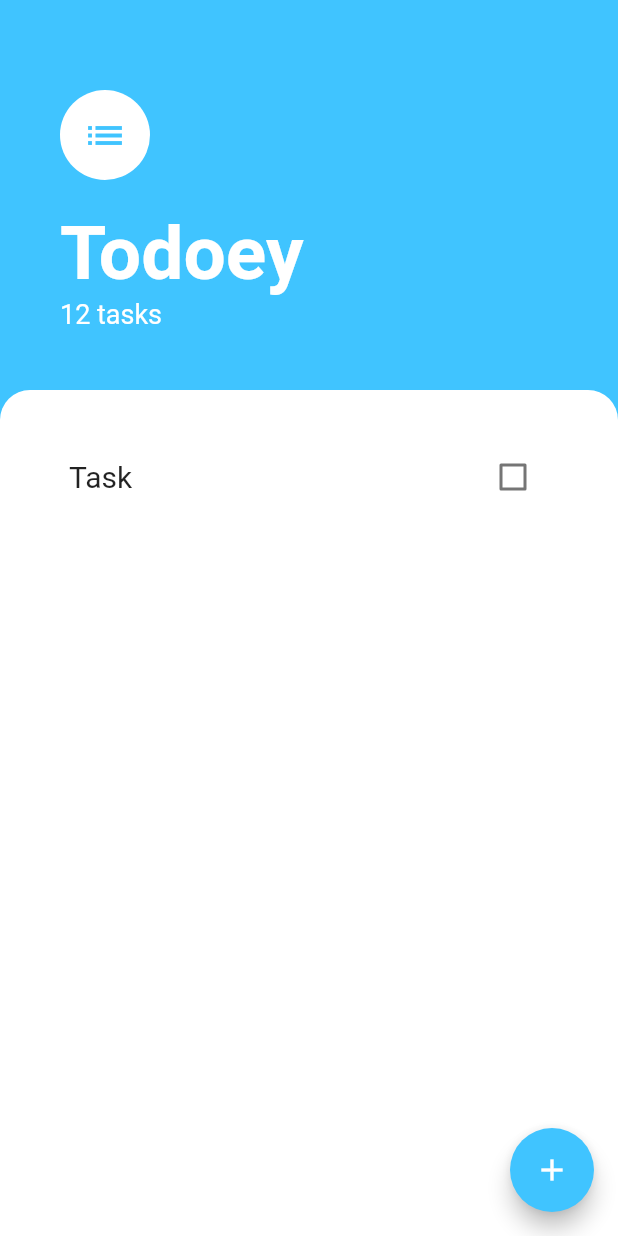
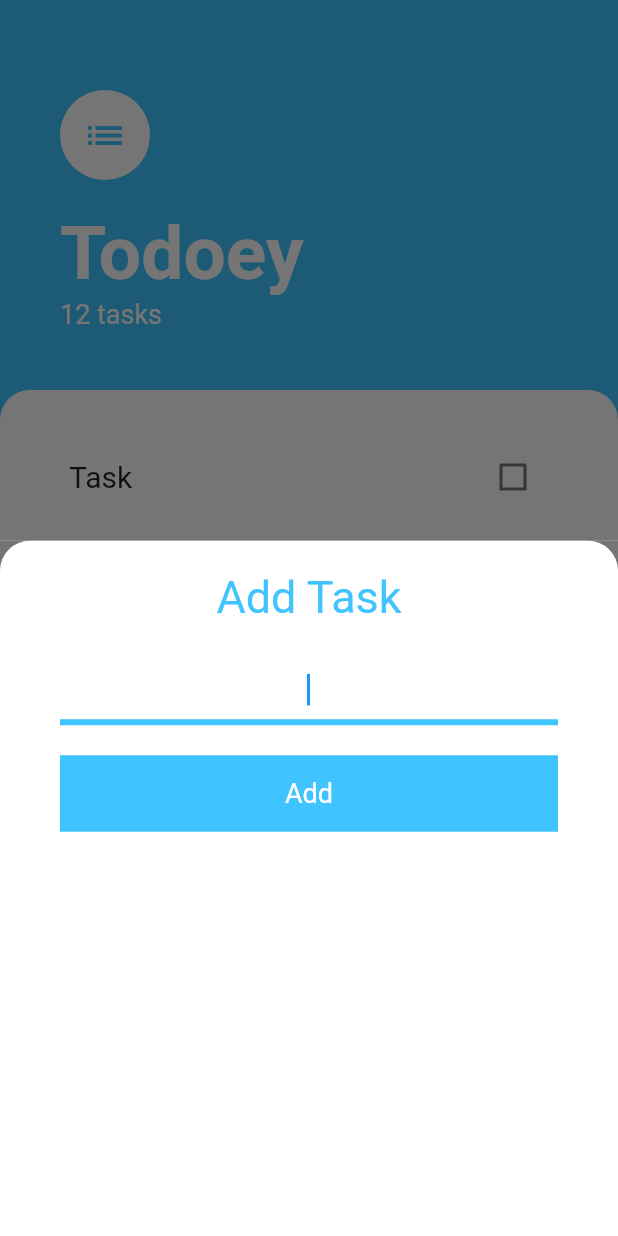
Before and after one commit to jvretamero/flutter-bootcamp-apps, a Flutter app: the screen it shows after launch, after a tap on the "add" icon, on a phone screen of 412 x 824 dp. Run offline on Flutter 3.47's test engine with Material 2 defaults, Android fonts, the phone set to English and light mode, and no system bars; our stand-ins replace animated_text_kit, audioplayers, cloud_firestore, dio, firebase_auth, firebase_core and 4 more; accounts and stored records are empty.

Commit message:
Todoey - Add task screen

```diff
--- a/todoey/lib/components/tasks_list.dart
+++ b/todoey/lib/components/tasks_list.dart
@@ -11,6 +11,8 @@ class TasksList extends StatelessWidget {
     return ListView(
       children: const [
         TaskTile(),
+        TaskTile(),
+        TaskTile(),
       ],
     );
   }
--- /dev/null
+++ b/todoey/lib/constants.dart
@@ -0,0 +1,8 @@
+import 'package:flutter/material.dart';
+
+const kInputBorder = UnderlineInputBorder(
+  borderSide: BorderSide(
+    width: 4,
+    color: Colors.lightBlueAccent,
+  ),
+);
--- /dev/null
+++ b/todoey/lib/screens/add_task_screen.dart
@@ -0,0 +1,67 @@
+import 'package:flutter/material.dart';
+import 'package:todoey/constants.dart';
+
+class AddTaskScreen extends StatelessWidget {
+  const AddTaskScreen({
+    Key? key,
+  }) : super(key: key);
+
+  @override
+  Widget build(BuildContext context) {
+    return Container(
+      color: const Color(0xff757575),
+      child: Container(
+        decoration: const BoxDecoration(
+          color: Colors.white,
+          borderRadius: BorderRadius.only(
+            topLeft: Radius.circular(20),
+            topRight: Radius.circular(20),
+          ),
+        ),
+        child: Padding(
+          padding: const EdgeInsets.symmetric(horizontal: 40, vertical: 20),
+          child: Column(
+            crossAxisAlignment: CrossAxisAlignment.stretch,
+            children: [
+              const Text(
+                'Add Task',
+                textAlign: TextAlign.center,
+                style: TextStyle(
+                  fontSize: 30,
+                  color: Colors.lightBlueAccent,
+                ),
+              ),
+              const SizedBox(height: 20),
+              TextField(
+                textAlign: TextAlign.center,
+                autofocus: true,
+                style: const TextStyle(
+                  fontSize: 18,
+                ),
+                onChanged: (value) {},
+                decoration: const InputDecoration(
+                  enabledBorder: kInputBorder,
+                  focusedBorder: kInputBorder,
+                ),
+              ),
+              const SizedBox(height: 20),
+              RawMaterialButton(
+                fillColor: Colors.lightBlueAccent,
+                elevation: 0,
+                padding: const EdgeInsets.all(15),
+                onPressed: () {},
+                child: const Text(
+                  'Add',
+                  style: TextStyle(
+                    fontSize: 18,
+                    color: Colors.white,
+                  ),
+                ),
+              ),
+            ],
+          ),
+        ),
+      ),
+    );
+  }
+}
--- a/todoey/lib/screens/tasks_screen.dart
+++ b/todoey/lib/screens/tasks_screen.dart
@@ -1,5 +1,7 @@
 import 'package:flutter/material.dart';
 import 'package:todoey/components/tasks_list.dart';
+
+import 'add_task_screen.dart';
 
 class TasksScreen extends StatelessWidget {
   const TasksScreen({Key? key}) : super(key: key);
@@ -9,7 +11,14 @@ class TasksScreen extends StatelessWidget {
     return Scaffold(
       backgroundColor: Colors.lightBlueAccent,
       floatingActionButton: FloatingActionButton(
-        onPressed: () {},
+        onPressed: () {
+          showModalBottomSheet(
+            context: context,
+            builder: (context) {
+              return AddTaskScreen();
+            },
+          );
+        },
         backgroundColor: Colors.lightBlueAccent,
         child: const Icon(Icons.add),
       ),
```
